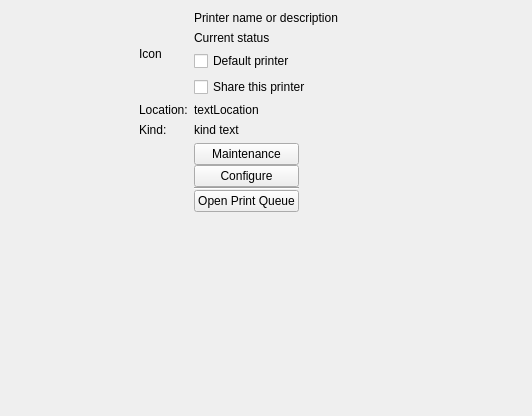
KDE/print-manager, file printer-manager-kcm/PrinterDescription.ui: the form before one commit.
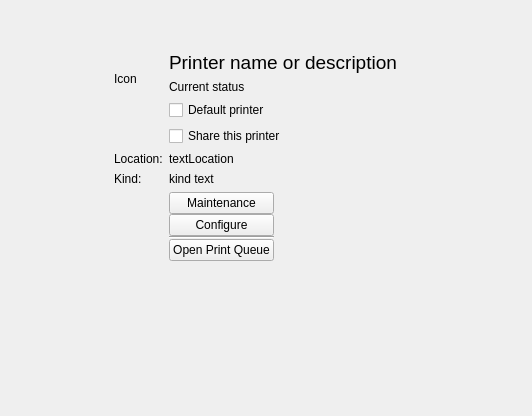
The form after the commit. Custom widgets are drawn as their Qt base class.

Commit message: Increase font size of printer title in PrintDescription so that it doesn't look lost next to that huge printer icon Also add spacer so it doesn't stick to the top so much

```diff
--- a/printer-manager-kcm/PrinterDescription.ui
+++ b/printer-manager-kcm/PrinterDescription.ui
@@ -47,6 +47,19 @@
      </item>
      <item row="0" column="1">
       <layout class="QVBoxLayout" name="verticalLayout_2">
+       <item>
+        <spacer name="verticalSpacer_2">
+         <property name="orientation">
+          <enum>Qt::Vertical</enum>
+         </property>
+         <property name="sizeHint" stdset="0">
+          <size>
+           <width>20</width>
+           <height>40</height>
+          </size>
+         </property>
+        </spacer>
+       </item>
        <item>
         <widget class="QLabel" name="printerNameL">
          <property name="sizePolicy">
@@ -57,10 +70,15 @@
          </property>
          <property name="minimumSize">
           <size>
-           <width>200</width>
+           <width>250</width>
            <height>0</height>
           </size>
          </property>
+         <property name="font">
+          <font>
+           <pointsize>14</pointsize>
+          </font>
+         </property>
          <property name="text">
           <string comment="@title">Printer name or description</string>
          </property>
@@ -74,6 +92,12 @@
        </item>
        <item>
         <widget class="QLabel" name="statusL">
+         <property name="minimumSize">
+          <size>
+           <width>25</width>
+           <height>0</height>
+          </size>
+         </property>
          <property name="text">
           <string>Current status</string>
          </property>
@@ -112,7 +136,7 @@
        </property>
        <property name="minimumSize">
         <size>
-         <width>200</width>
+         <width>0</width>
          <height>0</height>
         </size>
        </property>
@@ -141,7 +165,7 @@
        </property>
        <property name="minimumSize">
         <size>
-         <width>200</width>
+         <width>0</width>
          <height>0</height>
         </size>
        </property>
```
